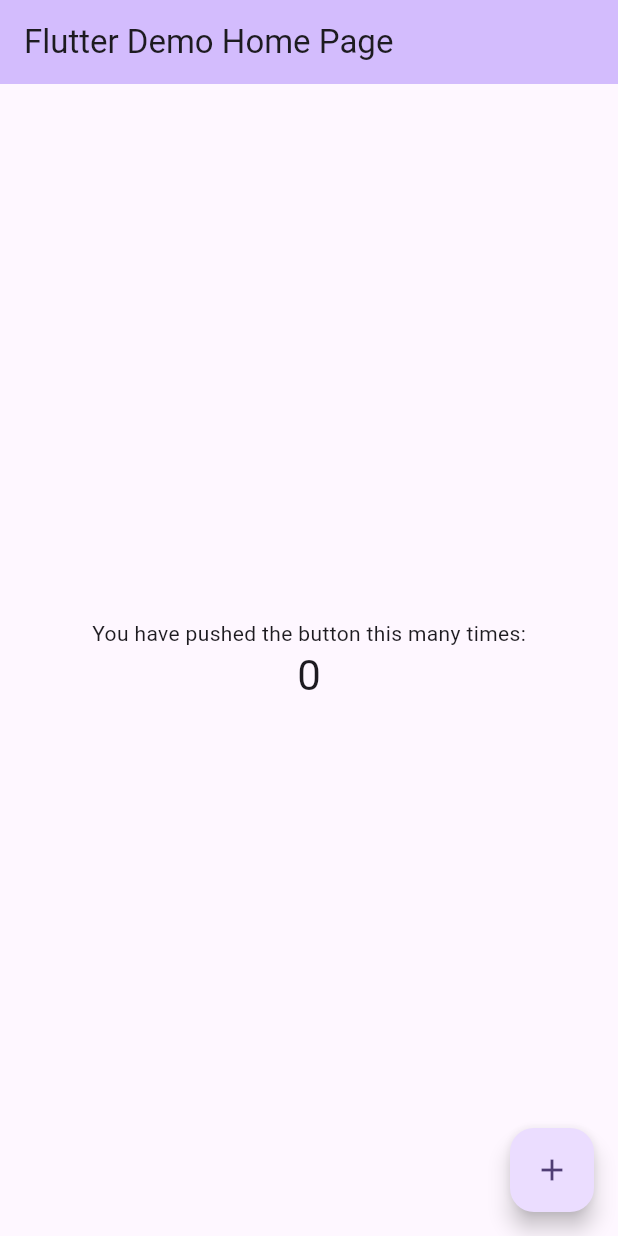
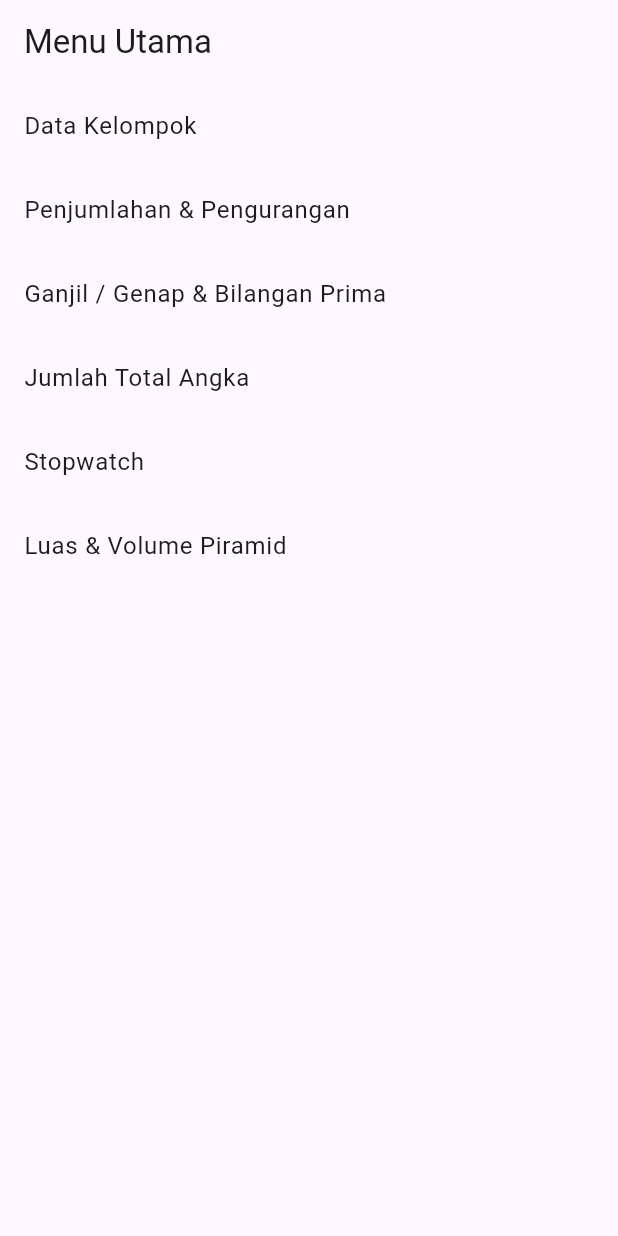
Before and after one commit to afifbashair/TugasTPM2, a Flutter app: the screen it shows after launch, on a phone screen of 412 x 824 dp. Run offline on Flutter 3.47's test engine with Material 3 defaults, Android fonts, the phone set to English and light mode, and no system bars.

Commit message:
menambahkan data kelompok

```diff
--- a/lib/main.dart
+++ b/lib/main.dart
@@ -1,4 +1,5 @@
 import 'package:flutter/material.dart';
+import 'package:berhitung_app/pages/home_page.dart';
 
 void main() {
   runApp(const MyApp());
@@ -11,115 +12,8 @@ class MyApp extends StatelessWidget {
   @override
   Widget build(BuildContext context) {
     return MaterialApp(
-      title: 'Flutter Demo',
-      theme: ThemeData(
-        // This is the theme of your application.
-        //
-        // TRY THIS: Try running your application with "flutter run". You'll see
-        // the application has a purple toolbar. Then, without quitting the app,
-        // try changing the seedColor in the colorScheme below to Colors.green
-        // and then invoke "hot reload" (save your changes or press the "hot
-        // reload" button in a Flutter-supported IDE, or press "r" if you used
-        // the command line to start the app).
-        //
-        // Notice that the counter didn't reset back to zero; the application
-        // state is not lost during the reload. To reset the state, use hot
-        // restart instead.
-        //
-        // This works for code too, not just values: Most code changes can be
-        // tested with just a hot reload.
-        colorScheme: ColorScheme.fromSeed(seedColor: Colors.deepPurple),
-        useMaterial3: true,
+      home: HomePage(
       ),
-      home: const MyHomePage(title: 'Flutter Demo Home Page'),
     );
   }
 }
-
-class MyHomePage extends StatefulWidget {
-  const MyHomePage({super.key, required this.title});
-
-  // This widget is the home page of your application. It is stateful, meaning
-  // that it has a State object (defined below) that contains fields that affect
-  // how it looks.
-
-  // This class is the configuration for the state. It holds the values (in this
-  // case the title) provided by the parent (in this case the App widget) and
-  // used by the build method of the State. Fields in a Widget subclass are
-  // always marked "final".
-
-  final String title;
-
-  @override
-  State<MyHomePage> createState() => _MyHomePageState();
-}
-
-class _MyHomePageState extends State<MyHomePage> {
-  int _counter = 0;
-
-  void _incrementCounter() {
-    setState(() {
-      // This call to setState tells the Flutter framework that something has
-      // changed in this State, which causes it to rerun the build method below
-      // so that the display can reflect the updated values. If we changed
-      // _counter without calling setState(), then the build method would not be
-      // called again, and so nothing would appear to happen.
-      _counter++;
-    });
-  }
-
-  @override
-  Widget build(BuildContext context) {
-    // This method is rerun every time setState is called, for instance as done
-    // by the _incrementCounter method above.
-    //
-    // The Flutter framework has been optimized to make rerunning build methods
-    // fast, so that you can just rebuild anything that needs updating rather
-    // than having to individually change instances of widgets.
-    return Scaffold(
-      appBar: AppBar(
-        // TRY THIS: Try changing the color here to a specific color (to
-        // Colors.amber, perhaps?) and trigger a hot reload to see the AppBar
-        // change color while the other colors stay the same.
-        backgroundColor: Theme.of(context).colorScheme.inversePrimary,
-        // Here we take the value from the MyHomePage object that was created by
-        // the App.build method, and use it to set our appbar title.
-        title: Text(widget.title),
-      ),
-      body: Center(
-        // Center is a layout widget. It takes a single child and positions it
-        // in the middle of the parent.
-        child: Column(
-          // Column is also a layout widget. It takes a list of children and
-          // arranges them vertically. By default, it sizes itself to fit its
-          // children horizontally, and tries to be as tall as its parent.
-          //
-          // Column has various properties to control how it sizes itself and
-          // how it positions its children. Here we use mainAxisAlignment to
-          // center the children vertically; the main axis here is the vertical
-          // axis because Columns are vertical (the cross axis would be
-          // horizontal).
-          //
-          // TRY THIS: Invoke "debug painting" (choose the "Toggle Debug Paint"
-          // action in the IDE, or press "p" in the console), to see the
-          // wireframe for each widget.
-          mainAxisAlignment: MainAxisAlignment.center,
-          children: <Widget>[
-            const Text(
-              'You have pushed the button this many times:',
-            ),
-            Text(
-              '$_counter',
-              style: Theme.of(context).textTheme.headlineMedium,
-            ),
-          ],
-        ),
-      ),
-      floatingActionButton: FloatingActionButton(
-        onPressed: _incrementCounter,
-        tooltip: 'Increment',
-        child: const Icon(Icons.add),
-      ), // This trailing comma makes auto-formatting nicer for build methods.
-    );
-  }
-}
--- a/lib/pages/home_page.dart
+++ b/lib/pages/home_page.dart
@@ -0,0 +1,69 @@
+import 'package:flutter/material.dart';
+import 'package:berhitung_app/pages/kelompok_page.dart';
+import 'package:berhitung_app/pages/kalkulator_page.dart';
+import 'package:berhitung_app/pages/cekbilangan_page.dart';
+import 'package:berhitung_app/pages/jumlahbilangan_page.dart';
+import 'package:berhitung_app/pages/stopwatch_page.dart';
+import 'package:berhitung_app/pages/piramid_page.dart';
+
+class HomePage extends StatelessWidget {
+  @override
+  Widget build(BuildContext context) {
+    return Scaffold(
+      appBar: AppBar(title: Text("Menu Utama")),
+      body: ListView(
+        children: [
+
+          ListTile(
+            title: Text("Data Kelompok"),
+            onTap: () {
+              Navigator.push(context,
+                  MaterialPageRoute(builder: (_) => KelompokPage()));
+            },
+          ),
+
+          ListTile(
+            title: Text("Penjumlahan & Pengurangan"),
+            onTap: () {
+              // Navigator.push(context,
+              //     MaterialPageRoute(builder: (_) => KalkulatorPage()));
+            },
+          ),
+
+          ListTile(
+            title: Text("Ganjil / Genap & Bilangan Prima"),
+            onTap: () {
+              // Navigator.push(context,
+              //     MaterialPageRoute(builder: (_) => BilanganPage()));
+            },
+          ),
+
+          ListTile(
+            title: Text("Jumlah Total Angka"),
+            onTap: () {
+              // Navigator.push(context,
+              //     MaterialPageRoute(builder: (_) => JumlahAngkaPage()));
+            },
+          ),
+
+          ListTile(
+            title: Text("Stopwatch"),
+            onTap: () {
+              // Navigator.push(context,
+              //     MaterialPageRoute(builder: (_) => StopwatchPage()));
+            },
+          ),
+
+          ListTile(
+            title: Text("Luas & Volume Piramid"),
+            onTap: () {
+              // Navigator.push(context,
+              //     MaterialPageRoute(builder: (_) => PiramidPage()));
+            },
+          ),
+
+        ],
+      ),
+    );
+  }
+}
```
Also changed, not shown: lib/pages/kelompok_page.dart (+35 -0 lines).
